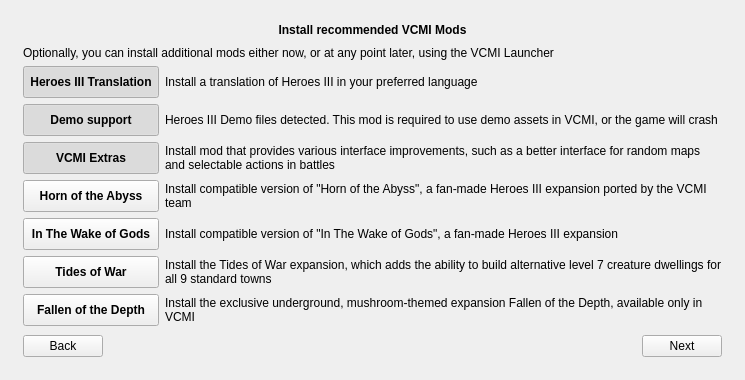
Old version of the form launcher/firstLaunch/firstlaunch_moc.ui in the repository GeorgeK1ng/vcmi.
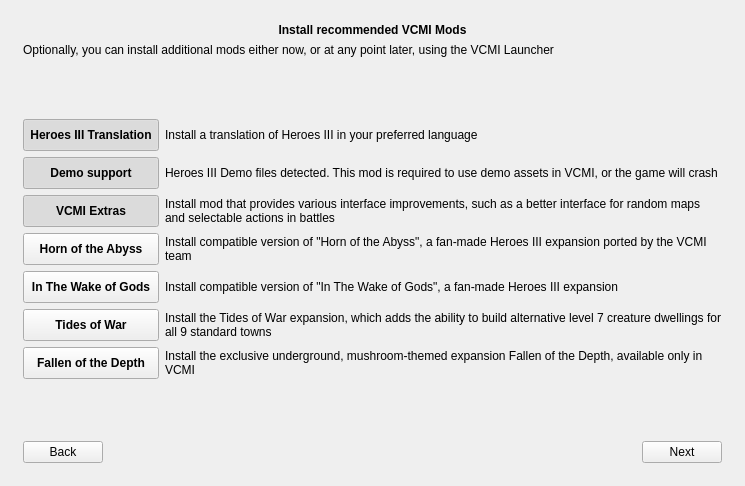
New version of the form. The open tabs and pages were chosen to show the change. Icons and pictures are not drawn.

Commit message: Center first-launch content under fixed page descriptions

Patch:
```diff
--- a/launcher/firstLaunch/firstlaunch_moc.ui
+++ b/launcher/firstLaunch/firstlaunch_moc.ui
@@ -195,7 +195,7 @@
          <item row="2" column="0" colspan="2">
           <widget class="QLabel" name="labelDataGogTitle">
            <property name="sizePolicy">
-            <sizepolicy hsizetype="Preferred" vsizetype="Preferred">
+            <sizepolicy hsizetype="Preferred" vsizetype="Fixed">
              <horstretch>50</horstretch>
              <verstretch>0</verstretch>
             </sizepolicy>
@@ -213,7 +213,7 @@
          <item row="7" column="0" colspan="3">
           <widget class="QLabel" name="labelDataManualDescr">
            <property name="sizePolicy">
-            <sizepolicy hsizetype="Preferred" vsizetype="Preferred">
+            <sizepolicy hsizetype="Preferred" vsizetype="Fixed">
              <horstretch>100</horstretch>
              <verstretch>0</verstretch>
             </sizepolicy>
@@ -245,7 +245,7 @@
          <item row="6" column="0" colspan="2">
           <widget class="QLabel" name="labelDataManualTitle">
            <property name="sizePolicy">
-            <sizepolicy hsizetype="Preferred" vsizetype="Preferred">
+            <sizepolicy hsizetype="Preferred" vsizetype="Fixed">
              <horstretch>50</horstretch>
              <verstretch>0</verstretch>
             </sizepolicy>
@@ -320,7 +320,7 @@
          <item row="5" column="0" colspan="3">
           <widget class="QLabel" name="labelDataCopyDescr">
            <property name="sizePolicy">
-            <sizepolicy hsizetype="Preferred" vsizetype="Preferred">
+            <sizepolicy hsizetype="Preferred" vsizetype="Fixed">
              <horstretch>100</horstretch>
              <verstretch>0</verstretch>
             </sizepolicy>
@@ -339,7 +339,7 @@
          <item row="8" column="0">
           <widget class="QLabel" name="labelDataFiles">
            <property name="sizePolicy">
-            <sizepolicy hsizetype="Preferred" vsizetype="Preferred">
+            <sizepolicy hsizetype="Preferred" vsizetype="Fixed">
              <horstretch>50</horstretch>
              <verstretch>0</verstretch>
             </sizepolicy>
@@ -357,7 +357,7 @@
          <item row="4" column="0" colspan="2">
           <widget class="QLabel" name="labelDataCopyTitle">
            <property name="sizePolicy">
-            <sizepolicy hsizetype="Preferred" vsizetype="Preferred">
+            <sizepolicy hsizetype="Preferred" vsizetype="Fixed">
              <horstretch>50</horstretch>
              <verstretch>0</verstretch>
             </sizepolicy>
@@ -391,7 +391,7 @@
          <item row="10" column="0" colspan="3">
           <widget class="QLabel" name="labelDataFound">
            <property name="sizePolicy">
-            <sizepolicy hsizetype="Preferred" vsizetype="Preferred">
+            <sizepolicy hsizetype="Preferred" vsizetype="Fixed">
              <horstretch>100</horstretch>
              <verstretch>0</verstretch>
             </sizepolicy>
@@ -410,7 +410,7 @@
             <bool>false</bool>
            </property>
            <property name="sizePolicy">
-            <sizepolicy hsizetype="Preferred" vsizetype="Preferred">
+            <sizepolicy hsizetype="Preferred" vsizetype="Fixed">
              <horstretch>100</horstretch>
              <verstretch>0</verstretch>
             </sizepolicy>
@@ -426,7 +426,7 @@
          <item row="3" column="0" colspan="3">
           <widget class="QLabel" name="labelDataGogDescr">
            <property name="sizePolicy">
-            <sizepolicy hsizetype="Preferred" vsizetype="Preferred">
+            <sizepolicy hsizetype="Preferred" vsizetype="Fixed">
              <horstretch>100</horstretch>
              <verstretch>0</verstretch>
             </sizepolicy>
@@ -532,6 +532,22 @@
          </property>
         </widget>
        </item>
+       <item>
+        <widget class="QLabel" name="labelPresetDescription">
+         <property name="sizePolicy">
+          <sizepolicy hsizetype="Preferred" vsizetype="Fixed">
+           <horstretch>100</horstretch>
+           <verstretch>0</verstretch>
+          </sizepolicy>
+         </property>
+         <property name="text">
+          <string>Optionally, you can install additional mods either now, or at any point later, using the VCMI Launcher</string>
+         </property>
+         <property name="wordWrap">
+          <bool>true</bool>
+         </property>
+        </widget>
+       </item>
        <item>
         <spacer name="verticalSpacer_5">
          <property name="orientation">
@@ -550,10 +566,10 @@
        </item>
        <item>
         <layout class="QGridLayout" name="gridLayout_4" columnstretch="1,0">
-         <item row="1" column="1">
+         <item row="0" column="1">
           <widget class="QLabel" name="labelPresetLanguageDescr">
            <property name="sizePolicy">
-            <sizepolicy hsizetype="Preferred" vsizetype="Preferred">
+            <sizepolicy hsizetype="Preferred" vsizetype="Fixed">
              <horstretch>100</horstretch>
              <verstretch>0</verstretch>
             </sizepolicy>
@@ -566,7 +582,7 @@
            </property>
           </widget>
          </item>
-         <item row="1" column="0">
+         <item row="0" column="0">
           <widget class="QToolButton" name="buttonPresetLanguage">
            <property name="sizePolicy">
             <sizepolicy hsizetype="Preferred" vsizetype="Fixed">
@@ -607,10 +623,10 @@
            </property>
           </widget>
          </item>
-         <item row="4" column="1">
+         <item row="3" column="1">
           <widget class="QLabel" name="labelPresetHotaDescr">
            <property name="sizePolicy">
-            <sizepolicy hsizetype="Preferred" vsizetype="Preferred">
+            <sizepolicy hsizetype="Preferred" vsizetype="Fixed">
              <horstretch>100</horstretch>
              <verstretch>0</verstretch>
             </sizepolicy>
@@ -623,23 +639,7 @@
            </property>
           </widget>
          </item>
-         <item row="0" column="0" colspan="2">
-          <widget class="QLabel" name="labelPresetDescription">
-           <property name="sizePolicy">
-            <sizepolicy hsizetype="Preferred" vsizetype="Preferred">
-             <horstretch>100</horstretch>
-             <verstretch>0</verstretch>
-            </sizepolicy>
-           </property>
-           <property name="text">
-            <string>Optionally, you can install additional mods either now, or at any point later, using the VCMI Launcher</string>
-           </property>
-           <property name="wordWrap">
-            <bool>true</bool>
-           </property>
-          </widget>
-         </item>
-         <item row="4" column="0">
+         <item row="3" column="0">
           <widget class="QToolButton" name="buttonPresetHota">
            <property name="sizePolicy">
             <sizepolicy hsizetype="Preferred" vsizetype="Fixed">
@@ -677,7 +677,7 @@
            </property>
           </widget>
          </item>
-         <item row="3" column="0">
+         <item row="2" column="0">
           <widget class="QToolButton" name="buttonPresetExtras">
            <property name="sizePolicy">
             <sizepolicy hsizetype="Preferred" vsizetype="Fixed">
@@ -718,10 +718,10 @@
            </property>
           </widget>
          </item>
-         <item row="5" column="1">
+         <item row="4" column="1">
           <widget class="QLabel" name="labelPresetWogDescr">
            <property name="sizePolicy">
-            <sizepolicy hsizetype="Preferred" vsizetype="Preferred">
+            <sizepolicy hsizetype="Preferred" vsizetype="Fixed">
              <horstretch>100</horstretch>
              <verstretch>0</verstretch>
             </sizepolicy>
@@ -734,10 +734,10 @@
            </property>
           </widget>
          </item>
-         <item row="6" column="1">
+         <item row="5" column="1">
           <widget class="QLabel" name="labelPresetTowDescr">
            <property name="sizePolicy">
-            <sizepolicy hsizetype="Preferred" vsizetype="Preferred">
+            <sizepolicy hsizetype="Preferred" vsizetype="Fixed">
              <horstretch>100</horstretch>
              <verstretch>0</verstretch>
             </sizepolicy>
@@ -750,10 +750,10 @@
            </property>
           </widget>
          </item>
-         <item row="7" column="1">
+         <item row="6" column="1">
           <widget class="QLabel" name="labelPresetFodDescr">
            <property name="sizePolicy">
-            <sizepolicy hsizetype="Preferred" vsizetype="Preferred">
+            <sizepolicy hsizetype="Preferred" vsizetype="Fixed">
              <horstretch>100</horstretch>
              <verstretch>0</verstretch>
             </sizepolicy>
@@ -766,10 +766,10 @@
            </property>
           </widget>
          </item>
-         <item row="2" column="1">
+         <item row="1" column="1">
           <widget class="QLabel" name="labelPresetDemoDescr">
            <property name="sizePolicy">
-            <sizepolicy hsizetype="Preferred" vsizetype="Preferred">
+            <sizepolicy hsizetype="Preferred" vsizetype="Fixed">
              <horstretch>100</horstretch>
              <verstretch>0</verstretch>
             </sizepolicy>
@@ -782,10 +782,10 @@
            </property>
           </widget>
          </item>
-         <item row="3" column="1">
+         <item row="2" column="1">
           <widget class="QLabel" name="labelPresetExtrasDescr">
            <property name="sizePolicy">
-            <sizepolicy hsizetype="Preferred" vsizetype="Preferred">
+            <sizepolicy hsizetype="Preferred" vsizetype="Fixed">
              <horstretch>100</horstretch>
              <verstretch>0</verstretch>
             </sizepolicy>
@@ -798,7 +798,7 @@
            </property>
           </widget>
          </item>
-         <item row="5" column="0">
+         <item row="4" column="0">
           <widget class="QToolButton" name="buttonPresetWog">
            <property name="sizePolicy">
             <sizepolicy hsizetype="Preferred" vsizetype="Fixed">
@@ -836,7 +836,7 @@
            </property>
           </widget>
          </item>
-         <item row="6" column="0">
+         <item row="5" column="0">
           <widget class="QToolButton" name="buttonPresetTow">
            <property name="sizePolicy">
             <sizepolicy hsizetype="Preferred" vsizetype="Fixed">
@@ -874,7 +874,7 @@
            </property>
           </widget>
          </item>
-         <item row="7" column="0">
+         <item row="6" column="0">
           <widget class="QToolButton" name="buttonPresetFod">
            <property name="sizePolicy">
             <sizepolicy hsizetype="Preferred" vsizetype="Fixed">
@@ -912,7 +912,7 @@
            </property>
           </widget>
          </item>
-         <item row="2" column="0">
+         <item row="1" column="0">
           <widget class="QToolButton" name="buttonPresetDemo">
            <property name="sizePolicy">
             <sizepolicy hsizetype="Preferred" vsizetype="Fixed">
@@ -1033,24 +1033,14 @@
          </property>
         </widget>
        </item>
-       <item>
-        <spacer name="verticalSpacerInfoTop">
-         <property name="orientation">
-          <enum>Qt::Orientation::Vertical</enum>
-         </property>
-         <property name="sizeType">
-          <enum>QSizePolicy::Policy::Expanding</enum>
-         </property>
-         <property name="sizeHint" stdset="0">
-          <size>
-           <width>20</width>
-           <height>20</height>
-          </size>
-         </property>
-        </spacer>
-       </item>
        <item>
         <widget class="QLabel" name="labelLanguageWelcome">
+         <property name="sizePolicy">
+          <sizepolicy hsizetype="Preferred" vsizetype="Fixed">
+           <horstretch>0</horstretch>
+           <verstretch>0</verstretch>
+          </sizepolicy>
+         </property>
          <property name="text">
           <string>Thank you for installing VCMI!
 
@@ -1065,10 +1055,32 @@
          </property>
         </widget>
        </item>
+       <item>
+        <spacer name="verticalSpacerInfoTop">
+         <property name="orientation">
+          <enum>Qt::Orientation::Vertical</enum>
+         </property>
+         <property name="sizeType">
+          <enum>QSizePolicy::Policy::Expanding</enum>
+         </property>
+         <property name="sizeHint" stdset="0">
+          <size>
+           <width>20</width>
+           <height>20</height>
+          </size>
+         </property>
+        </spacer>
+       </item>
        <item>
         <layout class="QVBoxLayout" name="verticalLayoutInfoLinks">
          <item>
           <widget class="QLabel" name="labelLanguageSocial">
+         <property name="sizePolicy">
+          <sizepolicy hsizetype="Preferred" vsizetype="Fixed">
+           <horstretch>0</horstretch>
+           <verstretch>0</verstretch>
+          </sizepolicy>
+         </property>
            <property name="text">
             <string>Have a question? Found a bug? Want to help? Join us!</string>
            </property>
```
